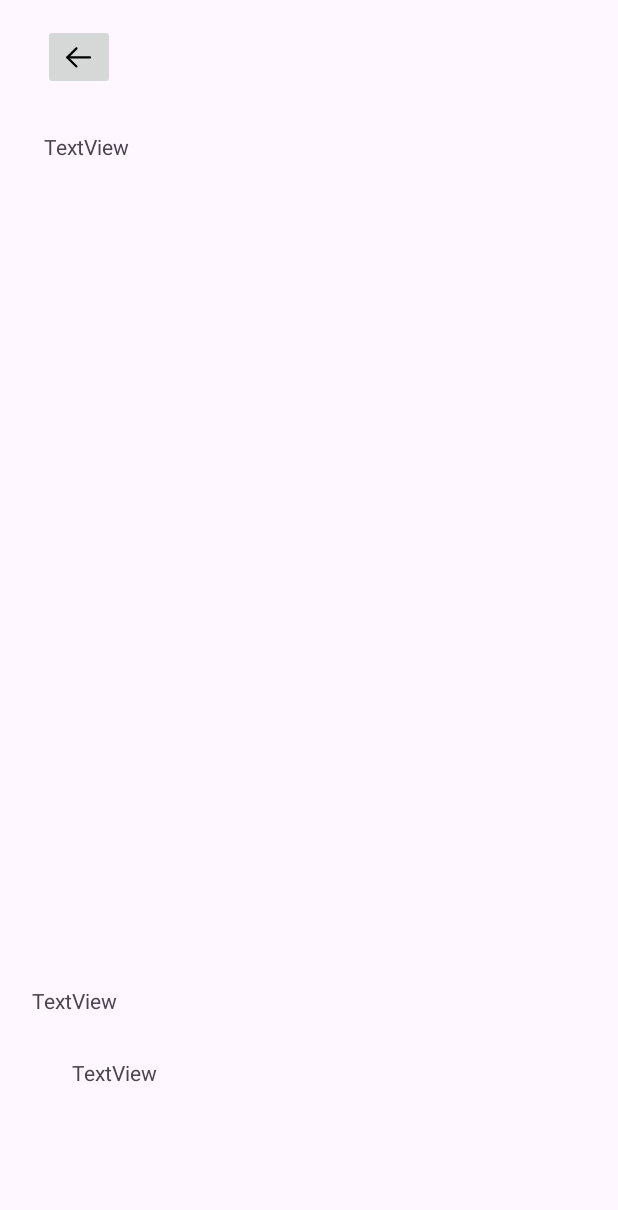
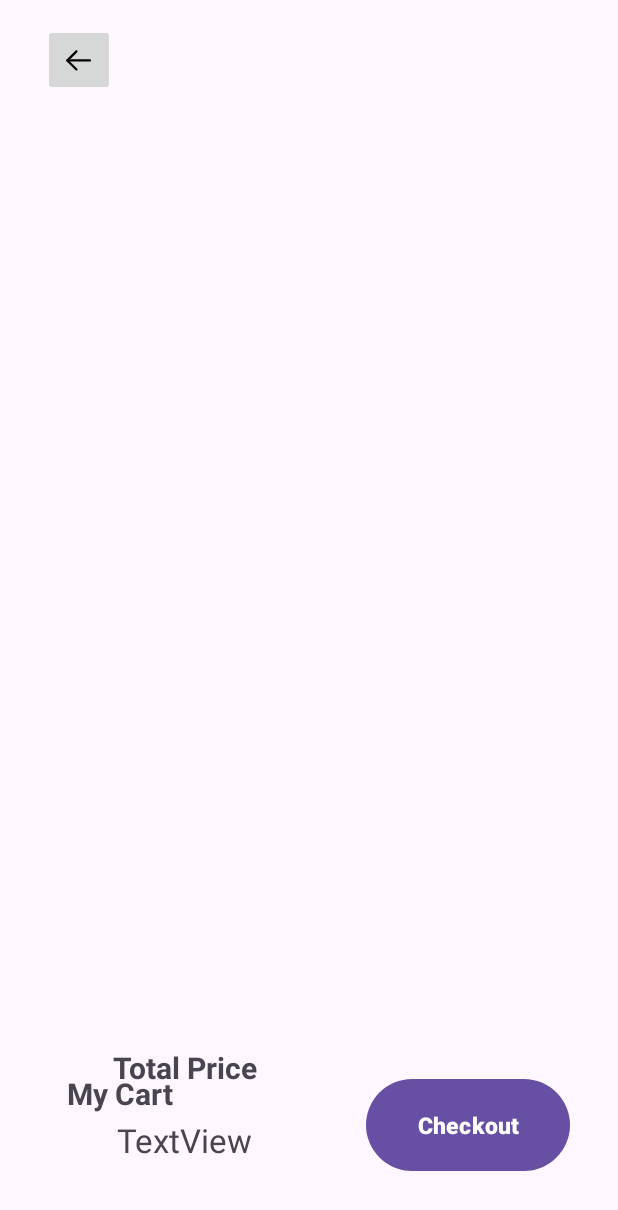
Before and after one commit to tringuyen2711/Shopcafe_mobile, an Android app: the Checkout screen opened directly, with no data from a screen before it, on a phone screen of 412 x 824 dp. Shown: the top 1210 px of the screen. Run offline under Robolectric (Android 15) with nearby library versions, the phone set to English and light mode, and no system bars.

Commit message:
some function

```diff
--- a/ShopCafe/app/src/main/java/com/example/shopcafe/DrinkApdapter.java
+++ b/ShopCafe/app/src/main/java/com/example/shopcafe/DrinkApdapter.java
@@ -100,7 +100,5 @@ public class DrinkApdapter extends RecyclerView.Adapter<DrinkApdapter.DrinkViewH
 
     }
 
-    public interface OnClickItemListener{
-        public void ClickItem(Drink drink_items);
-    }
+
 }
--- a/ShopCafe/app/src/main/res/layout/activity_checkout.xml
+++ b/ShopCafe/app/src/main/res/layout/activity_checkout.xml
@@ -7,10 +7,12 @@
     tools:context=".Checkout">
 
     <ImageButton
-        android:id="@+id/imageButton"
+        android:id="@+id/goback"
         android:layout_width="wrap_content"
         android:layout_height="wrap_content"
         android:layout_marginTop="16dp"
+        android:minHeight="48dp"
+        android:contentDescription="@string/back"
         app:layout_constraintEnd_toEndOf="parent"
         app:layout_constraintHorizontal_bias="0.079"
         app:layout_constraintStart_toStartOf="parent"
@@ -22,11 +24,14 @@
         android:layout_width="100dp"
         android:layout_height="50dp"
         android:layout_marginTop="28dp"
-        android:text="TextView"
+        android:text="@string/my_cart"
+        android:textSize="20sp"
+        android:textStyle="bold"
+        android:gravity="center"
         app:layout_constraintEnd_toEndOf="parent"
         app:layout_constraintHorizontal_bias="0.093"
         app:layout_constraintStart_toStartOf="parent"
-        app:layout_constraintTop_toBottomOf="@+id/imageButton" />
+        app:layout_constraintTop_toBottomOf="@+id/recyclerViewCart" />
 
     <TextView
         android:id="@+id/textView8"
@@ -34,27 +39,33 @@
         android:layout_height="40dp"
         android:layout_marginTop="16dp"
         android:layout_marginBottom="92dp"
-        android:text="TextView"
+        android:gravity="center"
+        android:text="@string/total_price"
+        android:textSize="20sp"
+        android:textStyle="bold"
         app:layout_constraintBottom_toBottomOf="parent"
         app:layout_constraintEnd_toEndOf="parent"
-        app:layout_constraintHorizontal_bias="0.082"
+        app:layout_constraintHorizontal_bias="0.183"
         app:layout_constraintStart_toStartOf="parent"
-        app:layout_constraintTop_toBottomOf="@+id/recyclerView2" />
+        app:layout_constraintTop_toBottomOf="@+id/recyclerViewCart"
+        app:layout_constraintVertical_bias="0.185" />
 
     <TextView
-        android:id="@+id/textView9"
-        android:layout_width="90dp"
+        android:id="@+id/money_view"
+        android:layout_width="150dp"
         android:layout_height="40dp"
         android:layout_marginStart="48dp"
         android:layout_marginTop="8dp"
         android:text="TextView"
+        android:gravity="center"
+        android:textSize="22sp"
         app:layout_constraintBottom_toBottomOf="parent"
         app:layout_constraintStart_toStartOf="parent"
         app:layout_constraintTop_toBottomOf="@+id/textView8"
         app:layout_constraintVertical_bias="0.0" />
 
     <androidx.recyclerview.widget.RecyclerView
-        android:id="@+id/recyclerView2"
+        android:id="@+id/recyclerViewCart"
         android:layout_width="match_parent"
         android:layout_height="452dp"
         android:layout_marginTop="16dp"
@@ -62,4 +73,16 @@
         app:layout_constraintStart_toStartOf="parent"
         app:layout_constraintTop_toBottomOf="@+id/textView7" />
 
+    <Button
+        android:id="@+id/checkout"
+        android:layout_width="136dp"
+        android:layout_height="69dp"
+        android:layout_marginEnd="32dp"
+        android:text="Checkout"
+        android:textSize="15sp"
+        android:textStyle="bold"
+        app:layout_constraintBottom_toBottomOf="parent"
+        app:layout_constraintEnd_toEndOf="parent"
+        app:layout_constraintTop_toBottomOf="@+id/recyclerViewCart" />
+
 </androidx.constraintlayout.widget.ConstraintLayout>
--- a/ShopCafe/app/src/main/res/values/strings.xml
+++ b/ShopCafe/app/src/main/res/values/strings.xml
@@ -50,5 +50,9 @@
     <string name="idioms">Your order has been placed successfully. \n For more details, go to my orders.</string>
     <string name="order_success">Order Success</string>
     <string name="track_my_order">Track My Order</string>
+    <string name="my_cart">My Cart</string>
+    <string name="back">Back</string>
+    <string name="total_price">Total Price</string>
+    <string name="bottle">Bottle</string>
 
 </resources>
```
Also changed, not shown: ShopCafe/app/build.gradle (+9 -6 lines), ShopCafe/app/src/main/java/com/example/shopcafe/DrinkCastAdapter.java (added, +72 -0 lines), ShopCafe/app/src/main/java/com/example/shopcafe/Drink_child_details.java (+53 -23 lines), ShopCafe/app/src/main/java/com/example/shopcafe/Drinkcast.java (added, +105 -0 lines), ShopCafe/app/src/main/java/com/example/shopcafe/database/CartDAO.java (added, +26 -0 lines), ShopCafe/app/src/main/res/drawable/delete.xml (added, +18 -0 lines), ShopCafe/app/src/main/res/layout/drinkcast.xml (added, +69 -0 lines), ShopCafe/app/src/main/res/layout/fragment_drink_child_details.xml (+14 -4 lines).
